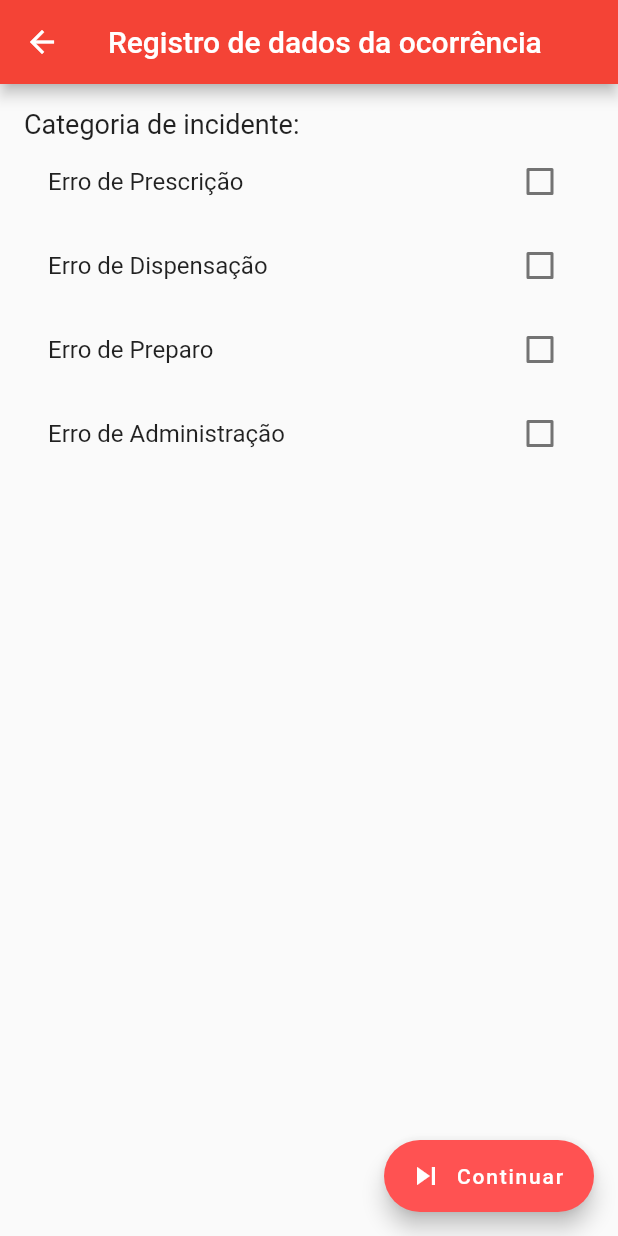
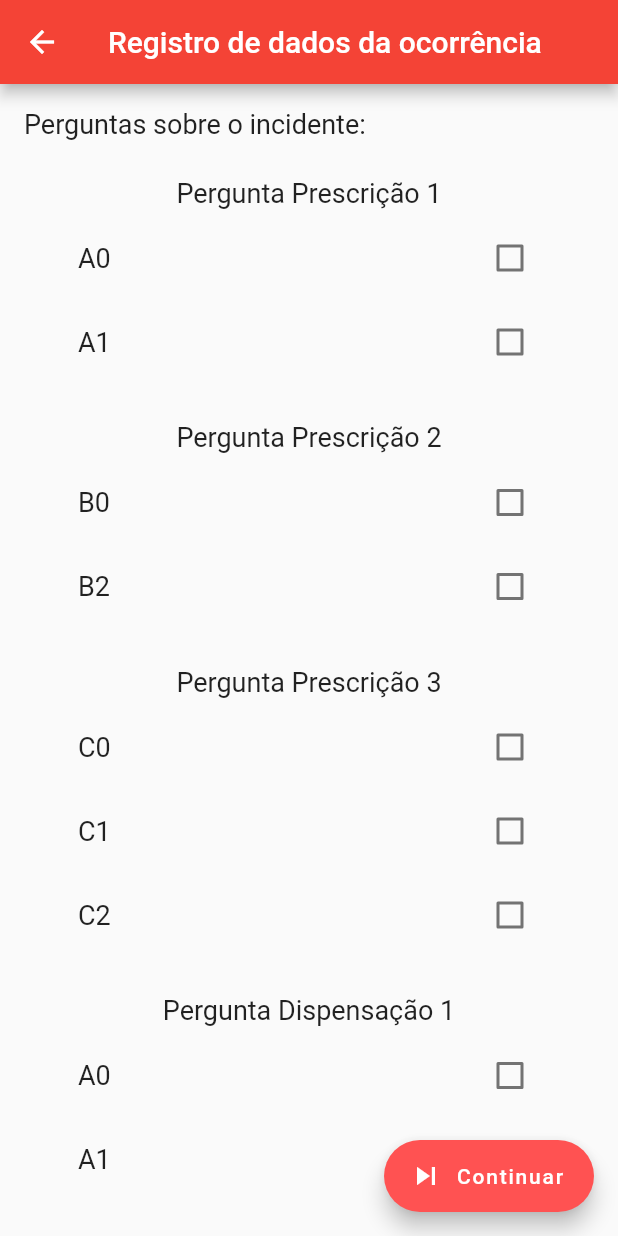
Before and after one commit to eullerm/NotiSAMU, a Flutter app: the Categoria screen opened directly with empty values, on a phone screen of 412 x 824 dp. Run offline on Flutter 3.47's test engine with Material 2 defaults, Android fonts, the phone set to English and light mode, and no system bars; our stand-ins replace cloud_firestore; missing offline and left inert: appcenter, appcenter_analytics, appcenter_crashes; accounts and stored records are empty.

Commit message:
Mudanças no map de incidente

```diff
--- a/notisamu/lib/screens/Relator/Registro/categoriaIncidente.dart
+++ b/notisamu/lib/screens/Relator/Registro/categoriaIncidente.dart
@@ -10,35 +10,19 @@ class Categoria extends StatefulWidget {
 }
 
 class _CategoriaState extends State<Categoria> {
-  final Map<String, bool> _categorias = {
-    'Erro de Prescrição': false,
-    'Erro de Dispensação': false,
-    'Erro de Preparo': false,
-    'Erro de Administração': false,
-  };
-
-  final Map<String, Map<String, Map<String, bool>>>
-      _categoriasMapPerguntasRespostas = {
-    'Erro de Prescrição': {
+  final Map<String, Map<String, bool>> _mapQuestionsAnswers = {
     'Pergunta Prescrição 1': {'A0': false, 'A1': false},
     'Pergunta Prescrição 2': {'B0': false, 'B2': false},
     'Pergunta Prescrição 3': {'C0': false, 'C1': false, 'C2': false},
-    },
-    'Erro de Dispensação': {
     'Pergunta Dispensação 1': {'A0': false, 'A1': false, 'A2': false},
     'Pergunta Dispensação 2': {'B1': false, 'B2': false},
     'Pergunta Dispensação 3': {'C0': false, 'C2': false},
-    },
-    'Erro de Preparo': {
     'Pergunta Preparo 1': {'A0': false, 'A2': false},
     'Pergunta Preparo 2': {'B0': false, 'B2': false},
     'Pergunta Preparo 3': {'C0': false, 'C1': false},
-    },
-    'Erro de Administração': {
     'Pergunta Administração 1': {'A0': false, 'A1': false, 'A2': false},
     'Pergunta Administração 2': {'B0': false, 'B1': false, 'B2': false},
     'Pergunta Administração 3': {'C0': false, 'C1': false, 'C2': false},
-    },
   };
 
   @override
@@ -60,64 +44,33 @@ class _CategoriaState extends State<Categoria> {
         child: ListView(
           padding: EdgeInsets.all(16),
           children: <Widget>[
-            _categoriaIncidente(),
+            _question(),
           ],
         ),
       ),
     );
   }
 
-  _categoriaIncidente() {
+  _question() {
     return Column(
       crossAxisAlignment: CrossAxisAlignment.start,
       children: <Widget>[
         Text(
-          'Categoria de incidente:',
+          'Perguntas sobre o incidente:',
           textAlign: TextAlign.left,
           style: TextStyle(
             fontSize: 18,
           ),
         ),
-        _checkBoxButton("Erro de Prescrição",
-            _categoriasMapPerguntasRespostas["Erro de Prescrição"]),
-        _checkBoxButton("Erro de Dispensação",
-            _categoriasMapPerguntasRespostas["Erro de Dispensação"]),
-        _checkBoxButton("Erro de Preparo",
-            _categoriasMapPerguntasRespostas["Erro de Preparo"]),
-        _checkBoxButton("Erro de Administração",
-            _categoriasMapPerguntasRespostas["Erro de Administração"]),
+        SizedBox(
+          height: 20,
+        ),
+        _questionsToList(_mapQuestionsAnswers),
       ],
     );
   }
 
-  _checkBoxButton(key, perguntas) {
-    return Column(
-      children: <Widget>[
-        CheckboxListTile(
-          title: Text(key),
-          value: _categorias[key],
-          onChanged: (bool value) {
-            setState(
-              () {
-                _categorias[key] = value;
-              },
-            );
-          },
-        ),
-        _validaPerguntas(key, perguntas),
-      ],
-    );
-  }
-
-  _validaPerguntas(key, perguntas) {
-    return _categorias[key] == true
-        ? _perguntas(perguntas)
-        : SingleChildScrollView(
-            child: Container(),
-          );
-  }
-
-  _perguntas(map) {
+  _questionsToList(map) {
     return Column(
       children: map.keys
           .toList()
@@ -127,7 +80,7 @@ class _CategoriaState extends State<Categoria> {
                 SizedBox(
                   height: 5,
                 ),
-                _texto(string),
+                _text(string),
                 SizedBox(
                   height: 5,
                 ),
@@ -142,12 +95,12 @@ class _CategoriaState extends State<Categoria> {
     );
   }
 
-  _texto(perguntas) {
+  _text(perguntas) {
     return Text(
       perguntas,
       textAlign: TextAlign.left,
       style: TextStyle(
-        fontSize: 15,
+        fontSize: 18,
       ),
     );
   }
@@ -163,7 +116,7 @@ class _CategoriaState extends State<Categoria> {
             .keys
             .map<Widget>(
               (String key) => CheckboxListTile(
-                title: _texto(key),
+                title: _text(key),
                 value: erros[i][key],
                 onChanged: (bool value) {
                   setState(() {
@@ -181,25 +134,11 @@ class _CategoriaState extends State<Categoria> {
   _buttonNext() {
     return FloatingActionButton.extended(
       onPressed: () {
-        _categorias.forEach((k, v) {
-          if (v == true) {
-            debugPrint(k);
-            this.widget.notificacao.setIncident(k);
-            _categoriasMapPerguntasRespostas.forEach((key, listPerguntas) {
-              if (key == k) {
-                for (var pergunta in listPerguntas.keys.toList()) {
-                  for (var resposta in listPerguntas[pergunta].keys) {
-                    debugPrint(resposta);
-                    if (listPerguntas[pergunta][
-                        resposta]) //Se a boleana da resposta for true coloca a resposta na notificação
-                      this
-                          .widget
-                          .notificacao
-                          .setAnswer(pergunta, resposta);
-                  }
-                }
-              }
-            });
+        _mapQuestionsAnswers.forEach((question, listAnswer) {
+          for (var answer in listAnswer.keys) {
+            if (listAnswer[
+                answer]) //Se a boleana da resposta for true coloca a resposta na notificação
+              this.widget.notificacao.setAnswer(question, answer);
           }
         });
         Navigator.of(context).push(MaterialPageRoute(
```
Also changed, not shown: notisamu/lib/screens/Relator/Envio/sucesso.dart (+50 -16 lines), 1 other file. Lines whose indentation alone changed are shown as unchanged.
